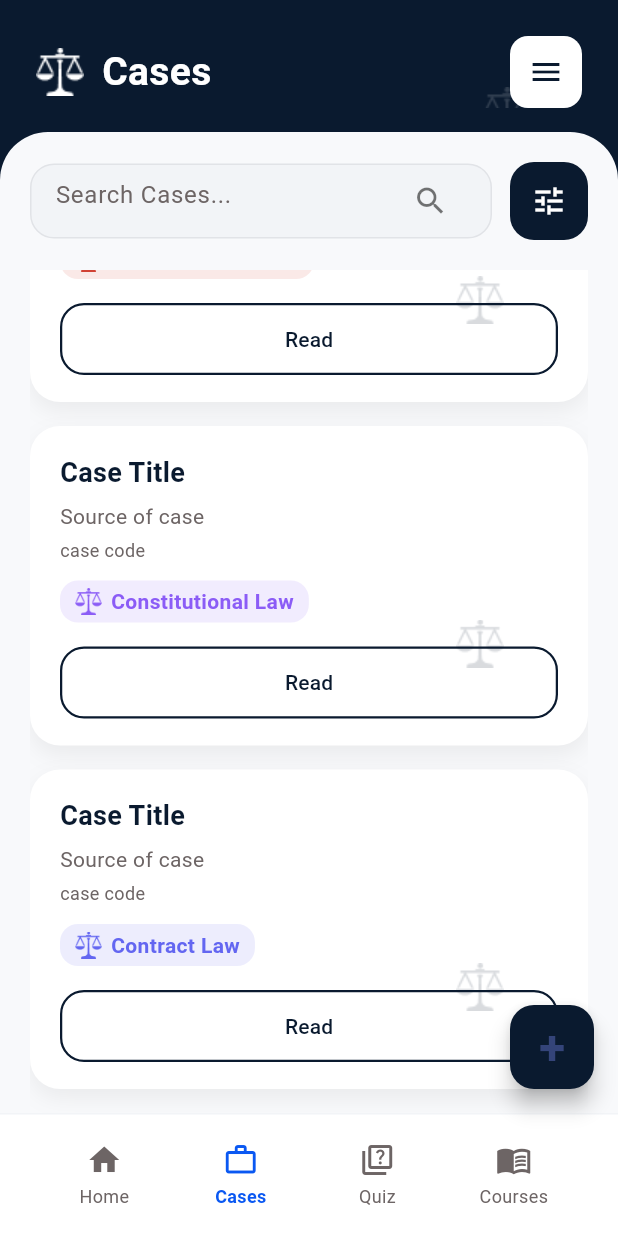
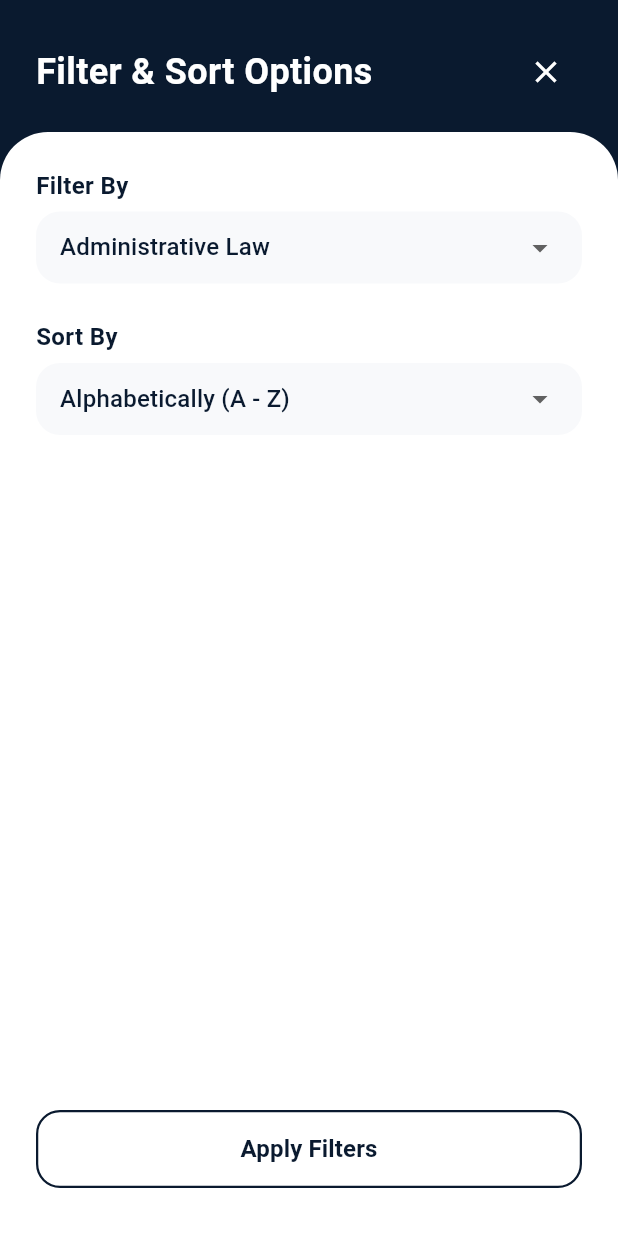
Before and after one commit to sarkodieandy/lexgo, a Flutter app: the screen it shows after launch, item 2 of the bottom bar chosen, scrolled down 125 dp, after a tap on the "tune" icon, on a phone screen of 412 x 824 dp. Run offline on Flutter 3.47's test engine with Material 3 defaults, Android fonts, the phone set to English and light mode, and no system bars; our stand-ins replace file_picker.

Commit message:
Add filter screen and adjust buttons

```diff
--- /dev/null
+++ b/lib/models/filter_selection.dart
@@ -0,0 +1,14 @@
+enum FilterSort {
+  alphabeticalAsc,
+  alphabeticalDesc,
+}
+
+class FilterSelection {
+  final String category;
+  final FilterSort sort;
+
+  const FilterSelection({
+    required this.category,
+    required this.sort,
+  });
+}
--- /dev/null
+++ b/lib/screens/cases_filter_screen.dart
@@ -0,0 +1,189 @@
+import 'package:flutter/material.dart';
+
+import '../models/filter_selection.dart';
+import '../theme/app_colors.dart';
+
+class CasesFilterScreen extends StatefulWidget {
+  const CasesFilterScreen({
+    super.key,
+    required this.categories,
+    this.initialSelection,
+  });
+
+  final List<String> categories;
+  final FilterSelection? initialSelection;
+
+  @override
+  State<CasesFilterScreen> createState() => _CasesFilterScreenState();
+}
+
+class _CasesFilterScreenState extends State<CasesFilterScreen> {
+  late String? _selectedCategory;
+  late FilterSort _selectedSort;
+
+  @override
+  void initState() {
+    super.initState();
+    _selectedCategory = widget.initialSelection?.category ??
+        (widget.categories.isNotEmpty ? widget.categories.first : null);
+    _selectedSort = widget.initialSelection?.sort ?? FilterSort.alphabeticalAsc;
+  }
+
+  void _applyFilters() {
+    if (_selectedCategory == null) return;
+    Navigator.of(context).pop(
+      FilterSelection(category: _selectedCategory!, sort: _selectedSort),
+    );
+  }
+
+  @override
+  Widget build(BuildContext context) {
+    return Scaffold(
+      backgroundColor: AppColors.brandDark,
+      body: SafeArea(
+        child: Column(
+          children: [
+            Container(
+              width: double.infinity,
+              padding: const EdgeInsets.fromLTRB(24, 24, 24, 16),
+              decoration: const BoxDecoration(color: AppColors.brandDark),
+              child: Row(
+                children: [
+                  const Expanded(
+                    child: Text(
+                      'Filter & Sort Options',
+                      style: TextStyle(
+                        color: AppColors.brandWhite,
+                        fontSize: 24,
+                        fontWeight: FontWeight.w700,
+                      ),
+                    ),
+                  ),
+                  IconButton(
+                    onPressed: () => Navigator.of(context).maybePop(),
+                    icon: const Icon(Icons.close, color: AppColors.brandWhite),
+                  ),
+                ],
+              ),
+            ),
+            Expanded(
+              child: Container(
+                width: double.infinity,
+                decoration: const BoxDecoration(
+                  color: AppColors.brandWhite,
+                  borderRadius: BorderRadius.only(
+                    topLeft: Radius.circular(32),
+                    topRight: Radius.circular(32),
+                  ),
+                ),
+                padding: const EdgeInsets.fromLTRB(24, 24, 24, 32),
+                child: Column(
+                  crossAxisAlignment: CrossAxisAlignment.start,
+                  children: [
+                    const Text(
+                      'Filter By',
+                      style: TextStyle(
+                        fontSize: 16,
+                        fontWeight: FontWeight.w600,
+                      ),
+                    ),
+                    const SizedBox(height: 6),
+                    _buildDropdown<String>(
+                      value: _selectedCategory,
+                      hint: 'Case Category',
+                      items: widget.categories,
+                      onChanged: (value) => setState(() => _selectedCategory = value),
+                    ),
+                    const SizedBox(height: 24),
+                    const Text(
+                      'Sort By',
+                      style: TextStyle(
+                        fontSize: 16,
+                        fontWeight: FontWeight.w600,
+                      ),
+                    ),
+                    const SizedBox(height: 6),
+                    _buildDropdown<FilterSort>(
+                      value: _selectedSort,
+                      hint: 'Alphabetically (A - Z)',
+                      items: FilterSort.values,
+                      itemLabel: (sort) {
+                        switch (sort) {
+                          case FilterSort.alphabeticalAsc:
+                            return 'Alphabetically (A - Z)';
+                          case FilterSort.alphabeticalDesc:
+                            return 'Alphabetically (Z - A)';
+                        }
+                      },
+                      onChanged: (value) => setState(() => _selectedSort = value!),
+                    ),
+                    const Spacer(),
+                    SizedBox(
+                      width: double.infinity,
+                      height: 52,
+                      child: ElevatedButton(
+                        onPressed: _applyFilters,
+                        style: ElevatedButton.styleFrom(
+                          backgroundColor: AppColors.brandWhite,
+                          side: const BorderSide(color: AppColors.brandDark, width: 1.5),
+                          shape: RoundedRectangleBorder(
+                            borderRadius: BorderRadius.circular(16),
+                          ),
+                          elevation: 0,
+                        ),
+                        child: const Text(
+                          'Apply Filters',
+                          style: TextStyle(
+                            fontSize: 16,
+                            fontWeight: FontWeight.w600,
+                            color: AppColors.brandDark,
+                          ),
+                        ),
+                      ),
+                    ),
+                  ],
+                ),
+              ),
+            ),
+          ],
+        ),
+      ),
+    );
+  }
+
+  Widget _buildDropdown<T>({
+    required T? value,
+    required String hint,
+    required List<T> items,
+    required ValueChanged<T?> onChanged,
+    String Function(T)? itemLabel,
+  }) {
+    return Container(
+      decoration: BoxDecoration(
+        color: const Color(0xFFF8F9FB),
+        borderRadius: BorderRadius.circular(16),
+      ),
+      padding: const EdgeInsets.symmetric(horizontal: 16),
+      child: DropdownButtonHideUnderline(
+        child: DropdownButtonFormField<T>(
+          value: value,
+          decoration: const InputDecoration(border: InputBorder.none),
+          hint: Text(
+            hint,
+            style: TextStyle(color: AppColors.mutedText),
+          ),
+          isExpanded: true,
+          items: items
+              .map(
+                (entry) => DropdownMenuItem<T>(
+                  value: entry,
+                  child: Text(itemLabel?.call(entry) ?? entry.toString()),
+                ),
+              )
+              .toList(),
+          onChanged: onChanged,
+        ),
+      ),
+    );
+  }
+}
--- a/lib/screens/cases_screen.dart
+++ b/lib/screens/cases_screen.dart
@@ -1,24 +1,88 @@
 import 'package:flutter/material.dart';
 import 'package:provider/provider.dart';
 
+import '../models/filter_selection.dart';
 import '../providers/home_provider.dart';
+import '../models/cases/case_item.dart';
 import '../theme/app_colors.dart';
 import '../widgets/cases/case_card.dart';
 import '../widgets/navigation/app_bottom_navigation.dart';
-import '../screens/upload_new_case_screen.dart';
 import '../widgets/sidebar.dart';
+import 'cases_filter_screen.dart';
+import 'upload_new_case_screen.dart';
 
-class CasesScreen extends StatelessWidget {
+class CasesScreen extends StatefulWidget {
   const CasesScreen({super.key});
+
+  @override
+  State<CasesScreen> createState() => _CasesScreenState();
+}
+
+class _CasesScreenState extends State<CasesScreen> {
+  FilterSelection? _activeFilter;
+
+  Future<void> _openFilter() async {
+    final provider = context.read<HomeProvider>();
+    final categories = provider.cases.map((item) => item.tag).toSet().toList()
+      ..sort();
+    final result = await Navigator.of(context).push<FilterSelection>(
+      MaterialPageRoute(
+        builder: (_) => CasesFilterScreen(
+          categories: categories,
+          initialSelection: _activeFilter ??
+              FilterSelection(
+                category: categories.isNotEmpty ? categories.first : '',
+                sort: FilterSort.alphabeticalAsc,
+              ),
+        ),
+      ),
+    );
+    if (result != null) {
+      setState(() => _activeFilter = result);
+    }
+  }
+
+  void _openUploadCase() {
+    Navigator.of(context).push(
+      MaterialPageRoute(builder: (_) => const UploadNewCaseScreen()),
+    );
+  }
+
+  void _handleNavigation(int selectedIndex) {
+    if (selectedIndex == 0) {
+      Navigator.of(context).popUntil((route) => route.isFirst);
+    } else if (selectedIndex != 1) {
+      ScaffoldMessenger.of(context).showSnackBar(
+        const SnackBar(content: Text('Coming soon')),
+      );
+    }
+  }
+
+  List<CaseItem> _prepareCases(List<CaseItem> base) {
+    var list = base.toList();
+    if (_activeFilter?.category != null && _activeFilter!.category.isNotEmpty) {
+      list = list.where((item) => item.tag == _activeFilter!.category).toList();
+    }
+    if (_activeFilter?.sort != null) {
+      list.sort((a, b) {
+        final comparison = a.title.compareTo(b.title);
+        return _activeFilter!.sort == FilterSort.alphabeticalDesc
+            ? -comparison
+            : comparison;
+      });
+    }
+    return list;
+  }
 
   @override
   Widget build(BuildContext context) {
     final provider = context.watch<HomeProvider>();
+    final visibleCases = _prepareCases(provider.cases);
     return Scaffold(
       drawer: const Sidebar(),
       backgroundColor: AppColors.brandDark,
       floatingActionButton: FloatingActionButton(
-        onPressed: () => _openUploadCase(context),
+        onPressed: _openUploadCase,
         backgroundColor: AppColors.brandDark,
         shape: RoundedRectangleBorder(borderRadius: BorderRadius.circular(16)),
         child: const Text(
@@ -29,7 +93,7 @@ class CasesScreen extends StatelessWidget {
       floatingActionButtonLocation: FloatingActionButtonLocation.endFloat,
       bottomNavigationBar: AppBottomNavigation(
         selectedIndex: 1,
-        onTap: (index) => _handleNavigation(context, index),
+        onTap: _handleNavigation,
       ),
       body: SafeArea(
         child: Column(
@@ -64,13 +128,13 @@ class CasesScreen extends StatelessWidget {
                       padding: const EdgeInsets.fromLTRB(20, 20, 20, 0),
                       child: Column(
                         children: [
-                          _SearchRow(),
+                          _SearchRow(onFilterPressed: _openFilter),
                           const SizedBox(height: 20),
                           Expanded(
                             child: ListView.builder(
                               physics: const BouncingScrollPhysics(),
-                              itemCount: provider.cases.length,
-                              itemBuilder: (_, index) => CaseCard(item: provider.cases[index]),
+                              itemCount: visibleCases.length,
+                              itemBuilder: (_, index) => CaseCard(item: visibleCases[index]),
                             ),
                           ),
                         ],
@@ -84,25 +148,6 @@ class CasesScreen extends StatelessWidget {
         ),
       ),
     );
-  }
-
-  void _openUploadCase(BuildContext context) {
-    Navigator.of(context).push(
-      MaterialPageRoute(builder: (_) => const UploadNewCaseScreen()),
-    );
-  }
-
-  void _handleNavigation(BuildContext context, int selectedIndex) {
-    if (selectedIndex == 0) {
-      Navigator.of(context).popUntil((route) => route.isFirst);
-      return;
-    }
-
-    if (selectedIndex != 1) {
-      ScaffoldMessenger.of(context).showSnackBar(
-        const SnackBar(content: Text('Coming soon')),
-      );
-    }
   }
 }
 
@@ -173,6 +218,10 @@ class _CasesHeader extends StatelessWidget {
 }
 
 class _SearchRow extends StatelessWidget {
+  const _SearchRow({required this.onFilterPressed});
+
+  final VoidCallback onFilterPressed;
+
   @override
   Widget build(BuildContext context) {
     return Row(
@@ -204,7 +253,7 @@ class _SearchRow extends StatelessWidget {
             borderRadius: BorderRadius.circular(16),
           ),
           child: IconButton(
-            onPressed: () {},
+            onPressed: onFilterPressed,
             color: AppColors.brandWhite,
             icon: const Icon(Icons.tune),
           ),
--- a/lib/screens/upload_new_case_screen.dart
+++ b/lib/screens/upload_new_case_screen.dart
@@ -50,9 +50,9 @@ class _UploadNewCaseScreenState extends State<UploadNewCaseScreen> {
       );
       return;
     }
-    ScaffoldMessenger.of(context).showSnackBar(
-      const SnackBar(content: Text('Case uploaded successfully')),
-    );
+    ScaffoldMessenger.of(
+      context,
+    ).showSnackBar(const SnackBar(content: Text('Case uploaded successfully')));
     Navigator.of(context).pop();
   }
 
@@ -63,11 +63,7 @@ class _UploadNewCaseScreenState extends State<UploadNewCaseScreen> {
       body: SafeArea(
         child: Stack(
           children: [
-            Positioned.fill(
-              child: Container(
-                color: AppColors.brandDark,
-              ),
-            ),
+            Positioned.fill(child: Container(color: AppColors.brandDark)),
             Column(
               children: [
                 _buildHeader(),
@@ -88,11 +84,23 @@ class _UploadNewCaseScreenState extends State<UploadNewCaseScreen> {
                         child: Column(
                           crossAxisAlignment: CrossAxisAlignment.start,
                           children: [
-                            _buildField('Case Title', 'eg. The Republic vs. John Smith', _titleController),
+                            _buildField(
+                              'Case Title',
+                              'eg. The Republic vs. John Smith',
+                              _titleController,
+                            ),
                             const SizedBox(height: 14),
-                            _buildField('Source of Case', 'eg. Supreme Court of Ghana', _sourceController),
+                            _buildField(
+                              'Source of Case',
+                              'eg. Supreme Court of Ghana',
+                              _sourceController,
+                            ),
                             const SizedBox(height: 14),
-                            _buildField('Case Code', 'eg. [YYYY] GHASC 15', _codeController),
+                            _buildField(
+                              'Case Code',
+                              'eg. [YYYY] GHASC 15',
+                              _codeController,
+                            ),
                             const SizedBox(height: 14),
                             _buildCategoryField(),
                             const SizedBox(height: 24),
@@ -104,14 +112,23 @@ class _UploadNewCaseScreenState extends State<UploadNewCaseScreen> {
                               child: ElevatedButton(
                                 onPressed: _submitCase,
                                 style: ElevatedButton.styleFrom(
-                                  backgroundColor: AppColors.brandDark,
+                                  backgroundColor: AppColors.brandWhite,
+                                  side: const BorderSide(
+                                    color: AppColors.brandDark,
+                                    width: 1.5,
+                                  ),
                                   shape: RoundedRectangleBorder(
                                     borderRadius: BorderRadius.circular(16),
                                   ),
+                                  elevation: 0,
                                 ),
                                 child: const Text(
                                   'Upload Case',
-                                  style: TextStyle(fontSize: 16, fontWeight: FontWeight.w600),
+                                  style: TextStyle(
+                                    fontSize: 16,
+                                    fontWeight: FontWeight.w600,
+                                    color: AppColors.brandDark,
+                                  ),
                                 ),
                               ),
                             ),
@@ -129,7 +146,11 @@ class _UploadNewCaseScreenState extends State<UploadNewCaseScreen> {
     );
   }
 
-  Widget _buildField(String label, String placeholder, TextEditingController controller) {
+  Widget _buildField(
+    String label,
+    String placeholder,
+    TextEditingController controller,
+  ) {
     return Column(
       crossAxisAlignment: CrossAxisAlignment.start,
       children: [
@@ -153,9 +174,13 @@ class _UploadNewCaseScreenState extends State<UploadNewCaseScreen> {
               borderRadius: BorderRadius.circular(16),
               borderSide: BorderSide.none,
             ),
-            contentPadding: const EdgeInsets.symmetric(horizontal: 16, vertical: 18),
+            contentPadding: const EdgeInsets.symmetric(
+              horizontal: 16,
+              vertical: 18,
             ),
-          validator: (value) => (value?.isEmpty ?? true) ? 'Please fill this field' : null,
+          ),
+          validator: (value) =>
+              (value?.isEmpty ?? true) ? 'Please fill this field' : null,
         ),
       ],
     );
@@ -189,10 +214,12 @@ class _UploadNewCaseScreenState extends State<UploadNewCaseScreen> {
             hint: const Text('Administrative Law'),
             isExpanded: true,
             items: categories
-              .map((category) => DropdownMenuItem<String>(
+                .map(
+                  (category) => DropdownMenuItem<String>(
                     value: category,
                     child: Text(category),
-                  ))
+                  ),
+                )
                 .toList(),
             onChanged: (value) => setState(() => _category = value),
             validator: (value) => (value == null) ? 'Choose a category' : null,
@@ -219,14 +246,21 @@ class _UploadNewCaseScreenState extends State<UploadNewCaseScreen> {
             child: Column(
               mainAxisSize: MainAxisSize.min,
               children: [
-                const Icon(Icons.cloud_upload_outlined, size: 36, color: Colors.black54),
+                const Icon(
+                  Icons.cloud_upload_outlined,
+                  size: 36,
+                  color: Colors.black54,
+                ),
                 const SizedBox(height: 8),
                 const Text.rich(
                   TextSpan(
                     text: 'Click to upload',
                     children: [
                       TextSpan(text: ' or '),
-                      TextSpan(text: 'drag and drop', style: TextStyle(fontWeight: FontWeight.w600)),
+                      TextSpan(
+                        text: 'drag and drop',
+                        style: TextStyle(fontWeight: FontWeight.w600),
+                      ),
                     ],
                   ),
                   textAlign: TextAlign.center,
@@ -262,7 +296,11 @@ class _UploadNewCaseScreenState extends State<UploadNewCaseScreen> {
         children: [
           const Text(
             'Upload New Case',
-            style: TextStyle(color: AppColors.brandWhite, fontSize: 26, fontWeight: FontWeight.w700),
+            style: TextStyle(
+              color: AppColors.brandWhite,
+              fontSize: 26,
+              fontWeight: FontWeight.w700,
+            ),
           ),
           const Spacer(),
           IconButton(
```
Lines whose indentation alone changed are shown as unchanged.
